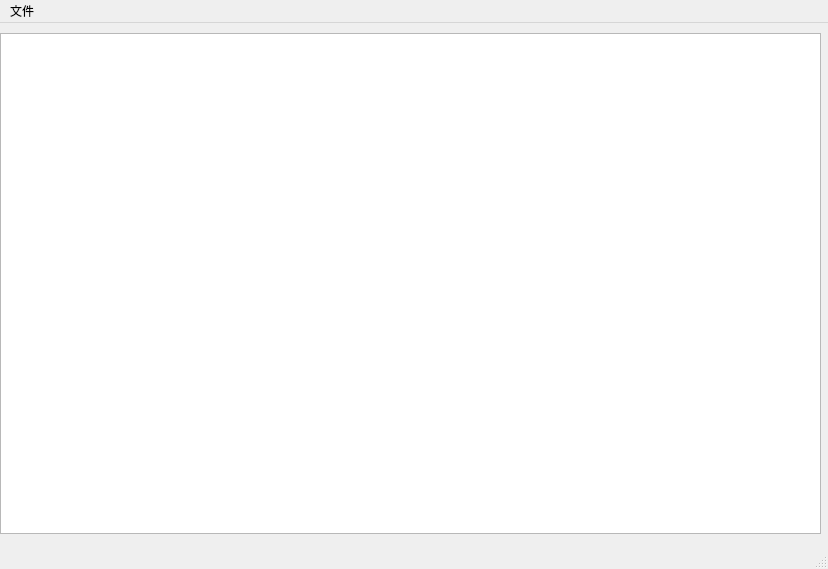
Qt form src/kr/app/gui/mainwindow.ui (blackkaiserxjc/xresbuilder) before a commit.
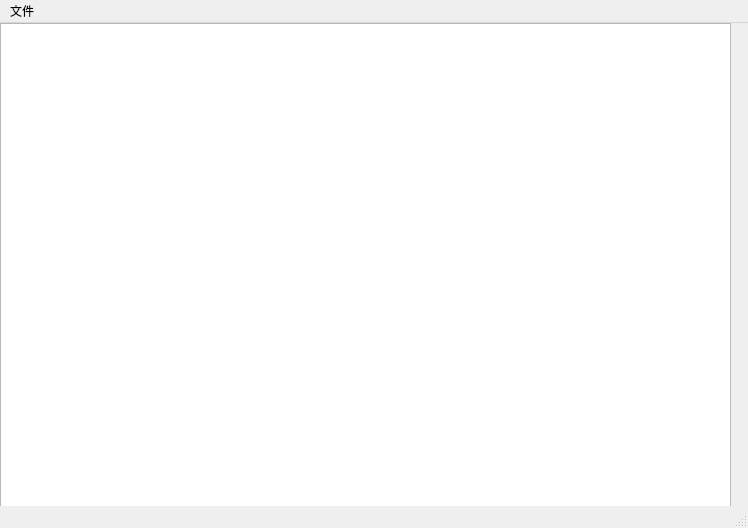
The same form after that commit.

```diff
--- a/src/kr/app/gui/mainwindow.ui
+++ b/src/kr/app/gui/mainwindow.ui
@@ -6,27 +6,21 @@
    <rect>
     <x>0</x>
     <y>0</y>
-    <width>828</width>
-    <height>569</height>
+    <width>748</width>
+    <height>528</height>
    </rect>
   </property>
   <property name="windowTitle">
    <string>MainWindow</string>
   </property>
   <widget class="QWidget" name="centralwidget">
-   <property name="maximumSize">
-    <size>
-     <width>825</width>
-     <height>532</height>
-    </size>
-   </property>
    <widget class="QWidget" name="horizontalLayoutWidget">
     <property name="geometry">
      <rect>
       <x>0</x>
-      <y>10</y>
-      <width>821</width>
-      <height>501</height>
+      <y>0</y>
+      <width>731</width>
+      <height>491</height>
      </rect>
     </property>
     <layout class="QHBoxLayout" name="horizontalLayout">
@@ -41,7 +35,7 @@
     <rect>
      <x>0</x>
      <y>0</y>
-     <width>828</width>
+     <width>748</width>
      <height>31</height>
     </rect>
    </property>
```
